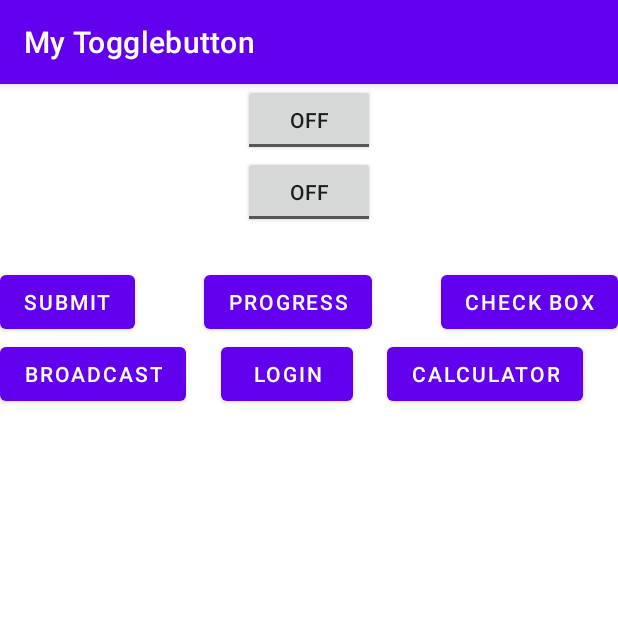
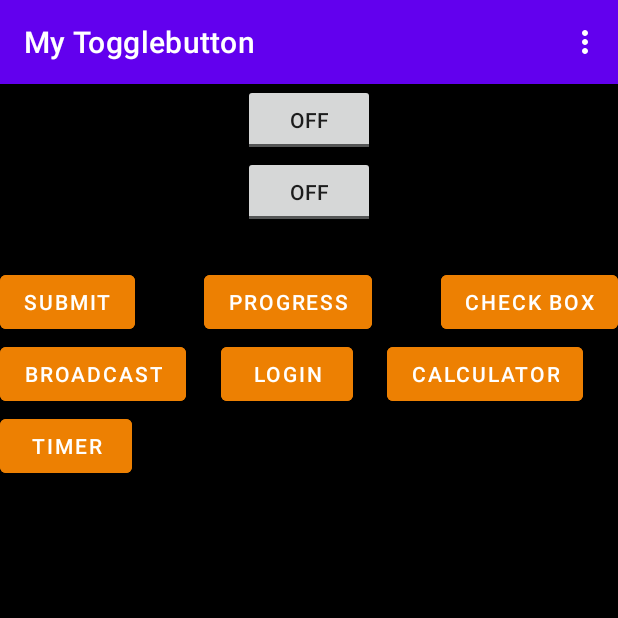
Before and after one commit to 5hr1ganesh/myAppl1cation2, an Android app: the screen it shows after launch (MainActivity), on a phone screen of 412 x 824 dp, the top half of it. Run offline under Robolectric (Android 15) with nearby library versions, the phone set to English and light mode, and no system bars.

Commit message:
Options menu and timepicker added

```diff
--- a/app/src/main/java/com/dharamveer/mytogglebutton/MainActivity.java
+++ b/app/src/main/java/com/dharamveer/mytogglebutton/MainActivity.java
@@ -1,10 +1,13 @@
 package com.dharamveer.mytogglebutton;
 
+import androidx.annotation.NonNull;
 import androidx.appcompat.app.AppCompatActivity;
 
 import android.content.Intent;
 import android.content.IntentFilter;
 import android.os.Bundle;
+import android.view.Menu;
+import android.view.MenuItem;
 import android.view.View;
 import android.widget.Button;
 import android.widget.Toast;
@@ -15,7 +18,7 @@ import com.dharamveer.mytogglebutton.receiver.MyReceiver;
 public class MainActivity extends AppCompatActivity {
 
     private ToggleButton toggleButton1, toggleButton2;
-    private Button buttonSubmit, buttonProgress, buttonCheckBox, buttonBroadcast, buttonLogin, buttonCalculator;
+    private Button buttonSubmit, buttonProgress, buttonCheckBox, buttonBroadcast, buttonLogin, buttonCalculator, buttonTimepicker;
     @Override
     protected void onCreate(Bundle savedInstanceState) {
         super.onCreate(savedInstanceState);
@@ -28,6 +31,7 @@ public class MainActivity extends AppCompatActivity {
         buttonBroadcast = (Button) findViewById(R.id.btnBroadcast);
         buttonLogin = (Button) findViewById(R.id.btnLogin);
         buttonCalculator = (Button) findViewById(R.id.btnCalculator);
+        buttonTimepicker = (Button) findViewById(R.id.btnTimepicker) ;
 
         buttonProgress.setOnClickListener(v -> {
             Toast.makeText(this, "loading", Toast.LENGTH_SHORT).show();
@@ -63,6 +67,13 @@ public class MainActivity extends AppCompatActivity {
             Intent i = new Intent(this, CalculatorActivity.class);
             this.startActivity(i);
         });
+
+        buttonTimepicker.setOnClickListener(v -> {
+            Toast.makeText(this, "loading", Toast.LENGTH_SHORT).show();
+
+            Intent i = new Intent(this, Timepicker.class);
+            this.startActivity(i);
+        });
     }
 
     private void addListenerOnButtonClick() {
@@ -81,4 +92,30 @@ public class MainActivity extends AppCompatActivity {
             }
         });
     }
+
+    @Override
+    public boolean onCreateOptionsMenu(Menu menu) {
+        getMenuInflater().inflate(R.menu.opt, menu);
+        return true;
+    }
+
+    @Override
+    public boolean onOptionsItemSelected(@NonNull MenuItem item) {
+        switch (item.getItemId()) {
+            case R.id.item1:
+                Toast.makeText(this, item.getTitle(), Toast.LENGTH_SHORT).show();
+                startActivity(new Intent(this,LoginForm.class));
+                return true;
+            case R.id.item2:
+                Toast.makeText(this, item.getTitle(), Toast.LENGTH_SHORT).show();
+                startActivity(new Intent(this,Timepicker.class));
+                return true;
+            case R.id.item3:
+                Toast.makeText(this, item.getTitle(), Toast.LENGTH_SHORT).show();
+                startActivity(new Intent(this,CalculatorActivity.class));
+                return true;
+            default:
+                return super.onOptionsItemSelected(item);
+        }
+    }
 }
--- a/app/src/main/res/layout/activity_main.xml
+++ b/app/src/main/res/layout/activity_main.xml
@@ -4,7 +4,8 @@
     xmlns:tools="http://schemas.android.com/tools"
     android:layout_width="match_parent"
     android:layout_height="match_parent"
-    android:layout_gravity="center"
+    android:layout_gravity="center" android:background="@color/black"
+
     tools:context=".MainActivity">
 
     <ToggleButton
@@ -35,6 +36,7 @@
         android:layout_width="wrap_content"
         android:layout_height="wrap_content"
         android:text="Submit"
+        android:backgroundTint="@color/Orange"
         android:layout_marginTop="25dp"
         app:layout_constraintStart_toStartOf="parent"
         app:layout_constraintTop_toBottomOf="@id/toggleButton2" />
@@ -43,6 +45,7 @@
         android:id="@+id/buttonProgressBar"
         android:layout_width="wrap_content"
         android:layout_height="wrap_content"
+        android:backgroundTint="@color/Orange"
         android:text="Progress"
         app:layout_constraintTop_toTopOf="@id/button"
         app:layout_constraintStart_toEndOf="@+id/button"
@@ -53,6 +56,7 @@
         android:id="@+id/btnCheckBox"
         android:layout_width="wrap_content"
         android:layout_height="wrap_content"
+        android:backgroundTint="@color/Orange"
         android:text="Check Box"
         app:layout_constraintBottom_toBottomOf="@id/buttonProgressBar"
         app:layout_constraintEnd_toEndOf="parent"
@@ -62,6 +66,7 @@
         android:id="@+id/btnBroadcast"
         android:layout_width="wrap_content"
         android:layout_height="wrap_content"
+        android:backgroundTint="@color/Orange"
         android:text="Broadcast"
         app:layout_constraintStart_toStartOf="parent"
         app:layout_constraintTop_toBottomOf="@id/button" />
@@ -70,6 +75,7 @@
         android:id="@+id/btnLogin"
         android:layout_width="wrap_content"
         android:layout_height="wrap_content"
+        android:backgroundTint="@color/Orange"
         android:text="Login"
         app:layout_constraintEnd_toStartOf="@id/btnCalculator"
         app:layout_constraintStart_toEndOf="@id/btnBroadcast"
@@ -79,9 +85,19 @@
         android:id="@+id/btnCalculator"
         android:layout_width="wrap_content"
         android:layout_height="wrap_content"
+        android:backgroundTint="@color/Orange"
         android:text="Calculator"
         app:layout_constraintEnd_toEndOf="parent"
         app:layout_constraintStart_toEndOf="@id/btnLogin"
         app:layout_constraintTop_toBottomOf="@id/button" />
 
+    <Button
+        android:id="@+id/btnTimepicker"
+        android:layout_width="wrap_content"
+        android:layout_height="wrap_content"
+        android:backgroundTint="@color/Orange"
+        android:text="Timer"
+        app:layout_constraintStart_toStartOf="@+id/btnBroadcast"
+        app:layout_constraintTop_toBottomOf="@id/btnBroadcast" />
+
 </androidx.constraintlayout.widget.ConstraintLayout>
--- /dev/null
+++ b/app/src/main/res/menu/opt.xml
@@ -0,0 +1,12 @@
+<?xml version="1.0" encoding="utf-8"?>
+<menu xmlns:android="http://schemas.android.com/apk/res/android"
+    xmlns:app="http://schemas.android.com/apk/res-auto">
+    <item  android:id="@+id/item1"
+        android:title="Login"
+        />
+    <item  android:id="@+id/item2"
+        android:title="Timepicker"/>
+    <item  android:id="@+id/item3"
+        android:title="Calculator"
+        app:showAsAction="withText"/>
+</menu>
```
Also changed, not shown: app/src/main/AndroidManifest.xml (+6 -3 lines), app/src/main/java/com/dharamveer/mytogglebutton/Timepicker.java (added, +45 -0 lines), app/src/main/res/layout/activity_timepicker.xml (added, +37 -0 lines).
